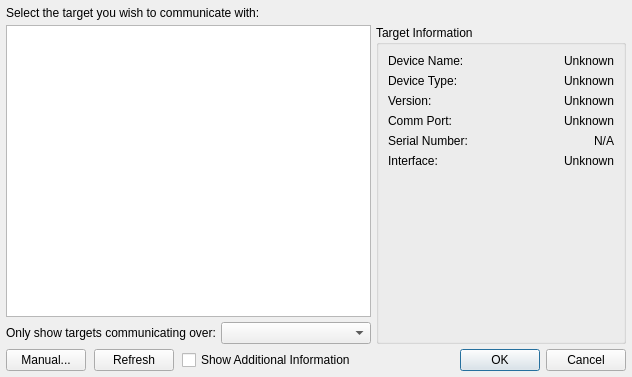
This is ui/TargetDialog.ui in kipr/kiss as Qt 5 draws it before an edit. The edited form follows.
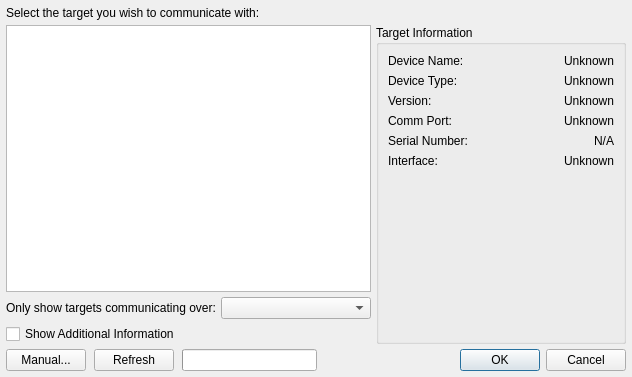
This is the edited form.

Commit message: Added progress bar to target selection dialog

The edit to the form file:
```diff
--- a/ui/TargetDialog.ui
+++ b/ui/TargetDialog.ui
@@ -58,6 +58,13 @@
          </item>
         </layout>
        </item>
+       <item>
+        <widget class="QCheckBox" name="ui_additionalInfo">
+         <property name="text">
+          <string>Show Additional Information</string>
+         </property>
+        </widget>
+       </item>
       </layout>
      </item>
      <item>
@@ -239,11 +246,20 @@
       </widget>
      </item>
      <item>
-      <widget class="QCheckBox" name="ui_additionalInfo">
-       <property name="text">
-        <string>Show Additional Information</string>
+      <widget class="QProgressBar" name="ui_progress"/>
+     </item>
+     <item>
+      <spacer name="horizontalSpacer">
+       <property name="orientation">
+        <enum>Qt::Horizontal</enum>
        </property>
-      </widget>
+       <property name="sizeHint" stdset="0">
+        <size>
+         <width>40</width>
+         <height>20</height>
+        </size>
+       </property>
+      </spacer>
      </item>
      <item>
       <widget class="QDialogButtonBox" name="ui_buttons">
```
The commit also changes 1 other file.
